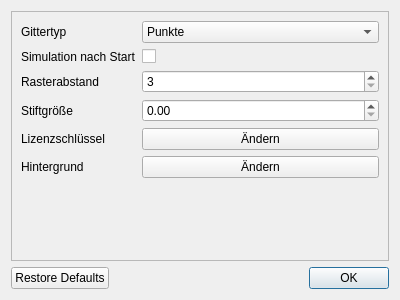
This is settingsdialog.ui in chriku/qdigi as Qt 5 draws it before an edit. The edited form follows.
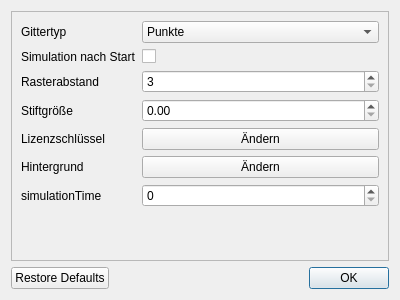
This is the edited form. Icons and pictures are not drawn.

Patch:
```diff
--- a/settingsdialog.ui
+++ b/settingsdialog.ui
@@ -130,6 +130,26 @@
          </property>
         </widget>
        </item>
+       <item row="6" column="1">
+        <widget class="QSpinBox" name="simulationTime">
+         <property name="minimum">
+          <number>0</number>
+         </property>
+         <property name="maximum">
+          <number>100</number>
+         </property>
+         <property name="singleStep">
+          <number>10</number>
+         </property>
+        </widget>
+       </item>
+       <item row="6" column="0">
+        <widget class="QLabel" name="simulationTimeLabel">
+         <property name="text">
+          <string>simulationTime</string>
+         </property>
+        </widget>
+       </item>
       </layout>
      </widget>
     </widget>
```
Left out of the diff: 2 changed lines with no effect on the pictures.
